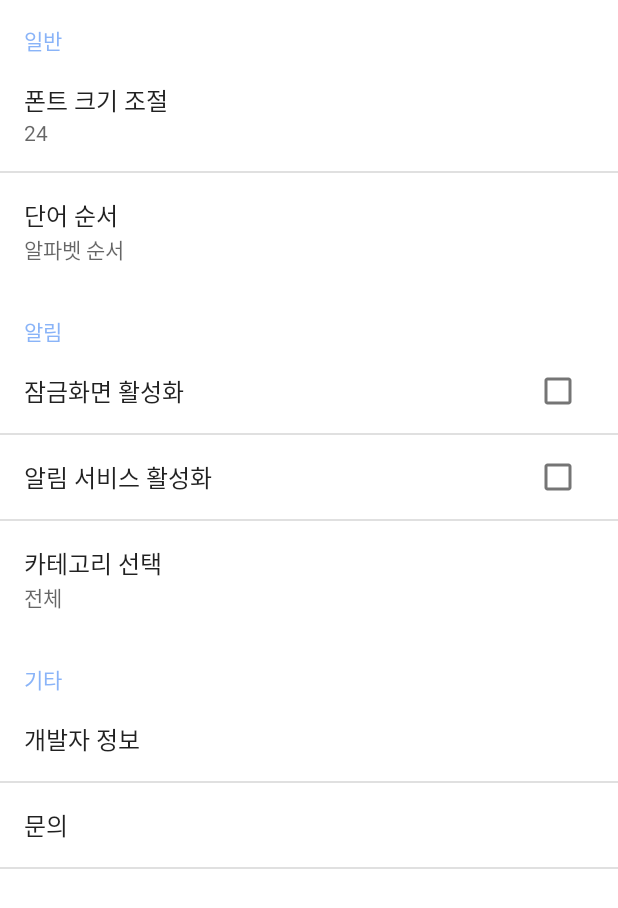
After one commit to betterafter/simple_voca, an Android app: the fragment SettingFragment shown on its own in the app's theme, on a phone screen of 412 x 824 dp. The commit adds this screen. Shown: the top 908 px of the screen. Run offline under Robolectric (Android 15) with nearby library versions, the phone set to English and light mode, and no system bars.

Commit message:
2021.5.19 - 설정창 구현

```diff
--- a/app/src/main/AndroidManifest.xml
+++ b/app/src/main/AndroidManifest.xml
@@ -30,6 +30,7 @@
         <activity android:name="com.danerdaner.activity.Test_TestActivity" />
         <activity android:name="com.danerdaner.activity.Test_ResultActivity" />
         <activity android:name="com.danerdaner.activity.Test_ResultDetailActivity" />
+        <activity android:name="com.danerdaner.activity.SettingActivity"></activity>
 
         <receiver android:name=".wordChangeBroadcastReceiver">
             <intent-filter>
--- /dev/null
+++ b/app/src/main/java/com/danerdaner/activity/SettingFragment.java
@@ -0,0 +1,100 @@
+package com.danerdaner.activity;
+
+import android.content.SharedPreferences;
+import android.os.Bundle;
+import android.preference.CheckBoxPreference;
+import android.preference.ListPreference;
+import android.preference.Preference;
+import android.preference.PreferenceFragment;
+import android.preference.PreferenceManager;
+import android.widget.Toast;
+
+import com.danerdaner.simple_voca.R;
+
+import androidx.annotation.Nullable;
+
+public class SettingFragment extends PreferenceFragment {
+
+    SharedPreferences sharedPreferences;
+
+    ListPreference font_size;
+    ListPreference word_order;
+    ListPreference category_select;
+
+    CheckBoxPreference lock_screen;
+    CheckBoxPreference service;
+
+    Preference developer_info;
+    Preference question;
+
+
+
+
+    @Override
+    public void onCreate(@Nullable Bundle savedInstanceState) {
+        super.onCreate(savedInstanceState);
+        addPreferencesFromResource(R.xml.preference);
+
+        sharedPreferences = PreferenceManager.getDefaultSharedPreferences(getActivity());
+
+        font_size = (ListPreference) findPreference("font_size");
+        word_order = (ListPreference) findPreference("word_order");
+        category_select = (ListPreference) findPreference("category");
+
+        lock_screen = (CheckBoxPreference) findPreference("lock_screen");
+        service = (CheckBoxPreference) findPreference("service");
+
+        developer_info = findPreference("developer_info");
+        question = findPreference("question");
+
+
+
+        String[] category_names = new String[LoadingActivity.categoryList.size()];
+        String[] category_values = new String[LoadingActivity.categoryList.size()];
+        for(int i = 0; i < LoadingActivity.categoryList.size(); i++){
+            category_names[i] = LoadingActivity.categoryList.get(i).getData()[0];
+            category_values[i] = LoadingActivity.categoryList.get(i).getData()[0];
+        }
+
+        category_select.setEntries(category_names);
+        category_select.setEntryValues(category_values);
+        category_select.setSummary(category_names[0]);
+
+        font_size.setSummary(sharedPreferences.getString("font_size", "24"));
+        word_order.setSummary(sharedPreferences.getString("word_order", "알파벳 순서"));
+        category_select.setSummary(sharedPreferences.getString("category", "전체"));
+
+        sharedPreferences.registerOnSharedPreferenceChangeListener(preferenceChangeListener);
+    }
+
+
+    SharedPreferences.OnSharedPreferenceChangeListener preferenceChangeListener = new SharedPreferences.OnSharedPreferenceChangeListener() {
+        @Override
+        public void onSharedPreferenceChanged(SharedPreferences sharedPreferences, String s) {
+            font_size.setSummary(sharedPreferences.getString("font_size", "24"));
+            word_order.setSummary(sharedPreferences.getString("word_order", "알파벳 순서"));
+            category_select.setSummary(sharedPreferences.getString("category", "전체"));
+
+            String lock_category_name = sharedPreferences.getString("category", "전체");
+            LoadingActivity.vocaDatabase.makeList(LoadingActivity.lockVocaList, lock_category_name);
+            LoadingActivity.vocaDatabase.makeList(LoadingActivity.vocaList);
+
+            MainActivity.vocaRecyclerViewAdapter.notifyDataSetChanged();
+            MainActivity.vocaRecyclerViewAdapter.notifyItemRangeChanged(0, LoadingActivity.vocaList.size());
+
+            if(s.equals("lock_screen") || s.equals("service")){
+                if((s.equals("lock_screen") && lock_screen.isChecked())
+                || (s.equals("service") && service.isChecked())){
+                    String category_name = sharedPreferences.getString("category", "전체");
+                    System.out.println(category_name);
+                    LoadingActivity.vocaDatabase.makeList(LoadingActivity.lockVocaList, category_name);
+                    if(LoadingActivity.lockVocaList.size() <= 0){
+                        Toast.makeText(getActivity(), "단어를 먼저 추가해주세요.", Toast.LENGTH_SHORT).show();
+                        lock_screen.setChecked(false);
+                        service.setChecked(false);
+                    }
+                }
+            }
+        }
+    };
+}
--- a/app/src/main/java/com/danerdaner/adapter/VocaRecyclerViewAdapter.java
+++ b/app/src/main/java/com/danerdaner/adapter/VocaRecyclerViewAdapter.java
@@ -212,6 +212,8 @@ public class VocaRecyclerViewAdapter extends RecyclerView.Adapter<RecyclerView.V
             viewHolder.add_voca_mean.setText(data[1]);
             viewHolder.add_voca_announce.setText("[" + data[2] + "]");
 
+            int font_size = Integer.parseInt(LoadingActivity.sharedPreferences.getString("font_size", "24"));
+            viewHolder.add_voca_word.setTextSize(font_size);
 
             if(wordDataList.size() > position + 1 && wordDataList.get(position + 1).getType() == CHILD_VIEW) {
                 viewHolder.itemView.findViewById(R.id.item).setBackground(null);
--- a/app/src/main/java/com/danerdaner/simple_voca/VocaForegroundService.java
+++ b/app/src/main/java/com/danerdaner/simple_voca/VocaForegroundService.java
@@ -59,8 +59,8 @@ public class VocaForegroundService extends Service {
             String[] data = new String[]{
                     "단어가 없습니다.", "단어를 저장해주세요."
             };
-            if(!LoadingActivity.vocaList.isEmpty()) {
-                data = LoadingActivity.vocaDatabase.getWordChangerString(0, LoadingActivity.vocaList);
+            if(!LoadingActivity.lockVocaList.isEmpty()) {
+                data = LoadingActivity.vocaDatabase.getWordChangerString(0, LoadingActivity.lockVocaList);
             }
 
             BitmapDrawable bd
--- a/app/src/main/res/layout/activity_main.xml
+++ b/app/src/main/res/layout/activity_main.xml
@@ -34,7 +34,7 @@
                     android:weightSum="14">
 
                     <ImageButton
-                        android:id="@+id/imageButton2"
+                        android:id="@+id/main_setting_button"
                         android:layout_width="0dp"
                         android:layout_height="wrap_content"
                         android:layout_marginLeft="10dp"
--- /dev/null
+++ b/app/src/main/res/values/arrays.xml
@@ -0,0 +1,19 @@
+<?xml version="1.0" encoding="utf-8"?>
+
+<resources>
+    <string-array name="font_size">
+        <item>18</item>
+        <item>20</item>
+        <item>22</item>
+        <item>24</item>
+        <item>26</item>
+        <item>28</item>
+        <item>30</item>
+        <item>32</item>
+    </string-array>
+
+    <string-array name="word_order">
+        <item>알파벳 순서</item>
+        <item>무작위로</item>
+    </string-array>
+</resources>
--- /dev/null
+++ b/app/src/main/res/xml/preference.xml
@@ -0,0 +1,49 @@
+<?xml version="1.0" encoding="utf-8"?>
+<PreferenceScreen xmlns:android="http://schemas.android.com/apk/res/android">
+
+    <PreferenceCategory android:title="일반">
+        <ListPreference
+            android:title="폰트 크기 조절"
+            android:key="font_size"
+            android:entries="@array/font_size"
+            android:entryValues="@array/font_size"
+            />
+        <ListPreference
+            android:title="단어 순서"
+            android:key="word_order"
+            android:entries="@array/word_order"
+            android:entryValues="@array/word_order"
+            />
+    </PreferenceCategory>
+
+
+    <PreferenceCategory android:title="알림">
+        <CheckBoxPreference
+            android:title="잠금화면 활성화"
+            android:key="lock_screen"
+            />
+        <CheckBoxPreference
+            android:title="알림 서비스 활성화"
+            android:key="service"
+            />
+        <ListPreference
+            android:title="카테고리 선택"
+            android:key="category"
+            />
+    </PreferenceCategory>
+
+    <PreferenceCategory android:title="기타">
+
+        <Preference
+            android:title="개발자 정보"
+            android:key="developer_info"
+            />
+
+        <Preference
+            android:title="문의"
+            android:key="question"
+            />
+
+    </PreferenceCategory>
+
+</PreferenceScreen>
```
Also changed, not shown: app/src/main/java/com/danerdaner/Items/ListItem.java (+6 -1 lines), app/src/main/java/com/danerdaner/activity/LoadingActivity.java (+10 -0 lines), app/src/main/java/com/danerdaner/activity/MainActivity.java (+11 -0 lines), app/src/main/java/com/danerdaner/activity/SettingActivity.java (+14 -1 lines), app/src/main/java/com/danerdaner/database/VocaDatabase.java (+40 -0 lines), app/src/main/java/com/danerdaner/simple_voca/VocaForegroundServiceUpdater.java (+11 -4 lines), app/src/main/res/layout/activity_settings.xml (added, +53 -0 lines).
